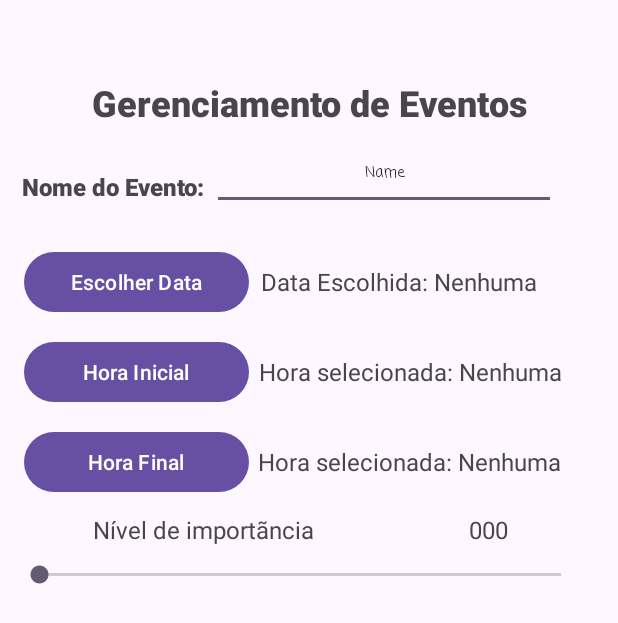
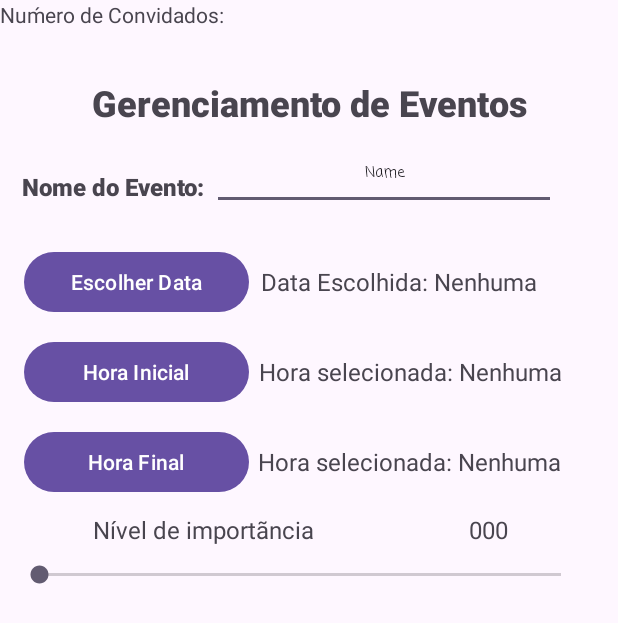
Before and after one commit to BRADDTELES/appEventos, an Android app: the screen it shows after launch (MainActivity), on a phone screen of 412 x 824 dp. Shown: the top 623 px of the screen. Run offline under Robolectric (Android 15) with nearby library versions, the phone set to English and light mode, and no system bars.

```diff
--- a/app/src/main/res/layout/activity_main.xml
+++ b/app/src/main/res/layout/activity_main.xml
@@ -196,4 +196,26 @@
         </LinearLayout>
     </LinearLayout>
 
+    <LinearLayout
+        android:layout_width="408dp"
+        android:layout_height="80dp"
+        android:orientation="vertical"
+        tools:layout_editor_absoluteX="1dp"
+        tools:layout_editor_absoluteY="373dp">
+
+        <LinearLayout
+            android:layout_width="match_parent"
+            android:layout_height="match_parent"
+            android:orientation="horizontal">
+
+            <TextView
+                android:id="@+id/textView4"
+                android:layout_width="13dp"
+                android:layout_height="wrap_content"
+                android:layout_weight="1"
+                android:text="@string/text_view_convidados" />
+
+        </LinearLayout>
+    </LinearLayout>
+
 </androidx.constraintlayout.widget.ConstraintLayout>
--- a/app/src/main/res/values/strings.xml
+++ b/app/src/main/res/values/strings.xml
@@ -10,4 +10,5 @@
     <string name="label_hora_final_selecionada">Hora selecionada: Nenhuma</string>
     <string name="text_view_nivel">Nível de importãncia</string>
     <string name="text_view_000">000</string>
+    <string name="text_view_convidados">Nuḿero de Convidados:</string>
 </resources>
```
